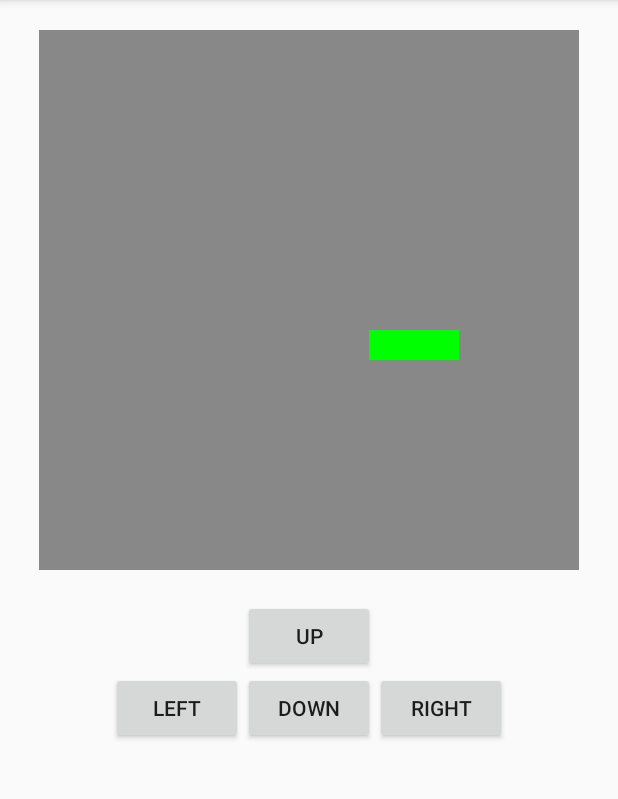
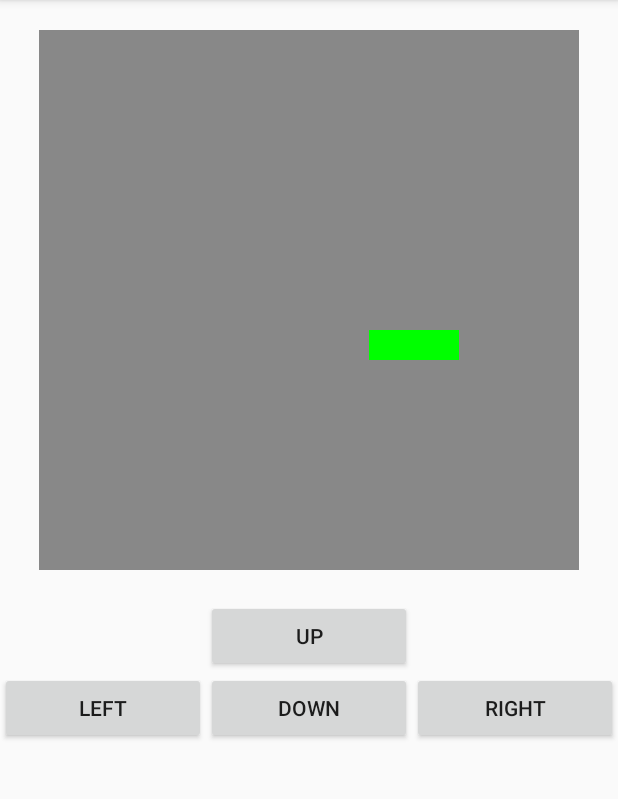
Before and after one commit to Kochenkov/AndroidApp-SnakeGame, an Android app: the GameScreenActivity screen opened directly, with no data from a screen before it, after a tap on "UP", on a phone screen of 412 x 824 dp, the part 84-883 px from its top. Run offline under Robolectric (Android 15) with nearby library versions, the phone set to English and light mode, and no system bars.

Commit message:
изменил порядок функций и классов в активити

```diff
--- a/app/src/main/java/com/vkochenkov/snakegame/activities/GameScreenActivity.java
+++ b/app/src/main/java/com/vkochenkov/snakegame/activities/GameScreenActivity.java
@@ -12,9 +12,9 @@ import android.widget.LinearLayout.LayoutParams;
 import androidx.annotation.Nullable;
 import androidx.appcompat.app.AppCompatActivity;
 
+import com.vkochenkov.snakegame.R;
 import com.vkochenkov.snakegame.enums.Direction;
 import com.vkochenkov.snakegame.views.GameScreenView;
-import com.vkochenkov.snakegame.R;
 
 import java.util.ArrayList;
 import java.util.List;
@@ -39,6 +39,20 @@ public class GameScreenActivity extends AppCompatActivity implements View.OnClic
     private List<Rect> snake = new ArrayList<>();
     private Direction direction = Direction.RIGHT;
 
+    class SnakeMoving extends Thread {
+        @Override
+        public void run() {
+            while (true) {
+                try {
+                    this.sleep(timeToDraw);
+                    moveSnakeInDirection();
+                } catch (InterruptedException e) {
+                    e.printStackTrace();
+                }
+            }
+        }
+    }
+
     @Override
     protected void onCreate(@Nullable Bundle savedInstanceState) {
         super.onCreate(savedInstanceState);
@@ -61,6 +75,32 @@ public class GameScreenActivity extends AppCompatActivity implements View.OnClic
 
         SnakeMoving snakeMoving = new SnakeMoving();
         snakeMoving.start();
+    }
+
+    @Override
+    public void onClick(View view) {
+        switch (view.getId()) {
+            case (R.id.btn_right):
+                if (direction != Direction.LEFT) {
+                    direction = Direction.RIGHT;
+                }
+                break;
+            case (R.id.btn_left):
+                if (direction != Direction.RIGHT) {
+                    direction = Direction.LEFT;
+                }
+                break;
+            case (R.id.btn_up):
+                if (direction != Direction.DOWN) {
+                    direction = Direction.UP;
+                }
+                break;
+            case (R.id.btn_down):
+                if (direction != Direction.UP) {
+                    direction = Direction.DOWN;
+                }
+                break;
+        }
     }
 
     private void createAndShowGameScreenView() {
@@ -93,46 +133,6 @@ public class GameScreenActivity extends AppCompatActivity implements View.OnClic
         phoneScreenWidth = metrics.widthPixels;
     }
 
-    @Override
-    public void onClick(View view) {
-        switch (view.getId()) {
-            case (R.id.btn_right):
-                if (direction!=Direction.LEFT) {
-                    direction = Direction.RIGHT;
-                }
-                break;
-            case (R.id.btn_left):
-                if (direction!=Direction.RIGHT) {
-                    direction = Direction.LEFT;
-                }
-                break;
-            case (R.id.btn_up):
-                if (direction!=Direction.DOWN) {
-                    direction = Direction.UP;
-                }
-                break;
-            case (R.id.btn_down):
-                if (direction!=Direction.UP) {
-                    direction = Direction.DOWN;
-                }
-                break;
-        }
-    }
-
-    class SnakeMoving extends Thread {
-        @Override
-        public void run() {
-            while(true) {
-                try {
-                    this.sleep(timeToDraw);
-                    moveSnakeInDirection();
-                } catch (InterruptedException e) {
-                    e.printStackTrace();
-                }
-            }
-        }
-    }
-
     private void moveSnakeInDirection() {
         Rect first = snake.get(0);
         switch (direction) {
@@ -143,14 +143,23 @@ public class GameScreenActivity extends AppCompatActivity implements View.OnClic
                 snake.add(0, new Rect(first.left - rectSize, first.top, first.right - rectSize, first.bottom));
                 break;
             case UP:
-                snake.add(0, new Rect(first.left, first.top  - rectSize, first.right, first.bottom - rectSize));
+                snake.add(0, new Rect(first.left, first.top - rectSize, first.right, first.bottom - rectSize));
                 break;
             case DOWN:
-                snake.add(0, new Rect(first.left, first.top  + rectSize , first.right, first.bottom + rectSize));
+                snake.add(0, new Rect(first.left, first.top + rectSize, first.right, first.bottom + rectSize));
                 break;
         }
         snake.remove(snake.size() - 1);
         gameScreenView.setSnake(snake);
-        gameScreenView.invalidate();
+
+        //todo добавить проверку на выход за пределы поля
+
+        //запускаем обновление UI в главном потоке, что бы работало на старых телефонах
+        runOnUiThread(new Runnable() {
+            @Override
+            public void run() {
+                gameScreenView.invalidate();
+            }
+        });
     }
 }
--- a/app/src/main/java/com/vkochenkov/snakegame/views/GameScreenView.java
+++ b/app/src/main/java/com/vkochenkov/snakegame/views/GameScreenView.java
@@ -12,6 +12,8 @@ import java.util.List;
 public class GameScreenView extends View {
 
     private List<Rect> snake;
+    //todo добавить генерацию еды в рандомном месте
+    private Rect food;
     private int multiple;
     private int rectSize;
     private int viewSize;
--- a/app/src/main/res/layout/activity_game_screen.xml
+++ b/app/src/main/res/layout/activity_game_screen.xml
@@ -6,9 +6,9 @@
     android:orientation="vertical">
 
     <LinearLayout
-        android:layout_width="wrap_content"
+        android:layout_width="match_parent"
         android:layout_height="wrap_content"
-        android:layout_gravity="center_horizontal"
+        android:layout_gravity="bottom"
         android:orientation="horizontal">
 
         <Button
@@ -16,22 +16,24 @@
             android:layout_width="wrap_content"
             android:layout_height="wrap_content"
             android:layout_gravity="bottom"
-            android:text="left" />
+            android:text="left"
+            android:layout_weight="1"/>
 
         <LinearLayout
             android:layout_width="wrap_content"
             android:layout_height="wrap_content"
-            android:orientation="vertical">
+            android:orientation="vertical"
+            android:layout_weight="1">
 
             <Button
                 android:id="@+id/btn_up"
-                android:layout_width="wrap_content"
+                android:layout_width="match_parent"
                 android:layout_height="wrap_content"
                 android:text="up" />
 
             <Button
                 android:id="@+id/btn_down"
-                android:layout_width="wrap_content"
+                android:layout_width="match_parent"
                 android:layout_height="wrap_content"
                 android:text="down" />
         </LinearLayout>
@@ -41,7 +43,8 @@
             android:layout_width="wrap_content"
             android:layout_height="wrap_content"
             android:layout_gravity="bottom"
-            android:text="right" />
+            android:text="right"
+            android:layout_weight="1"/>
 
 
     </LinearLayout>
```
